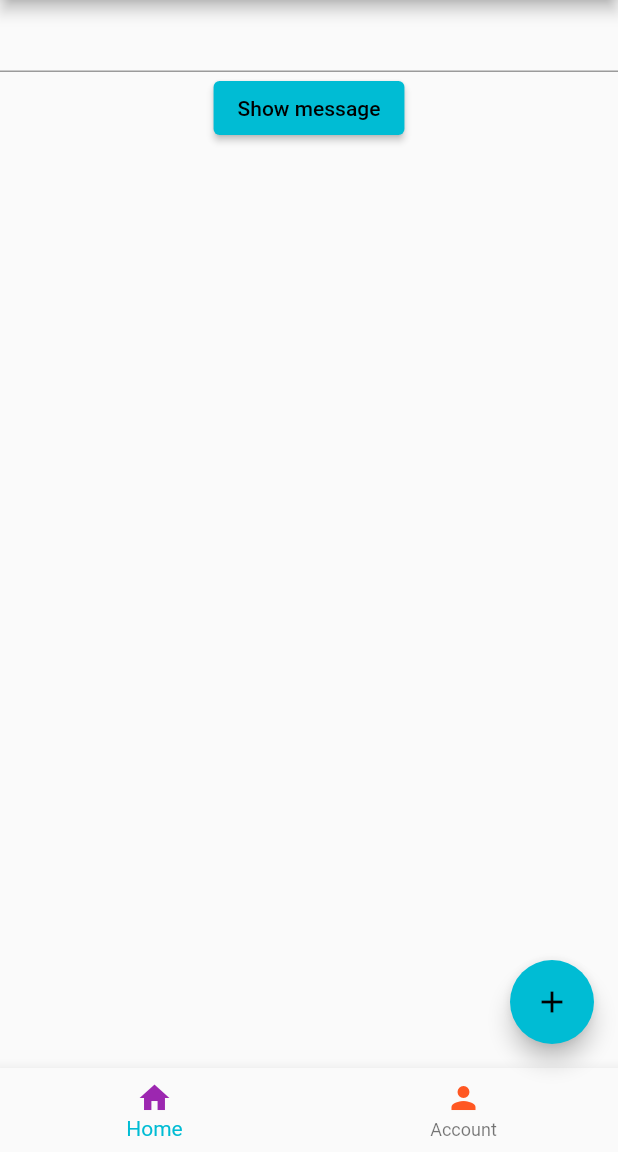
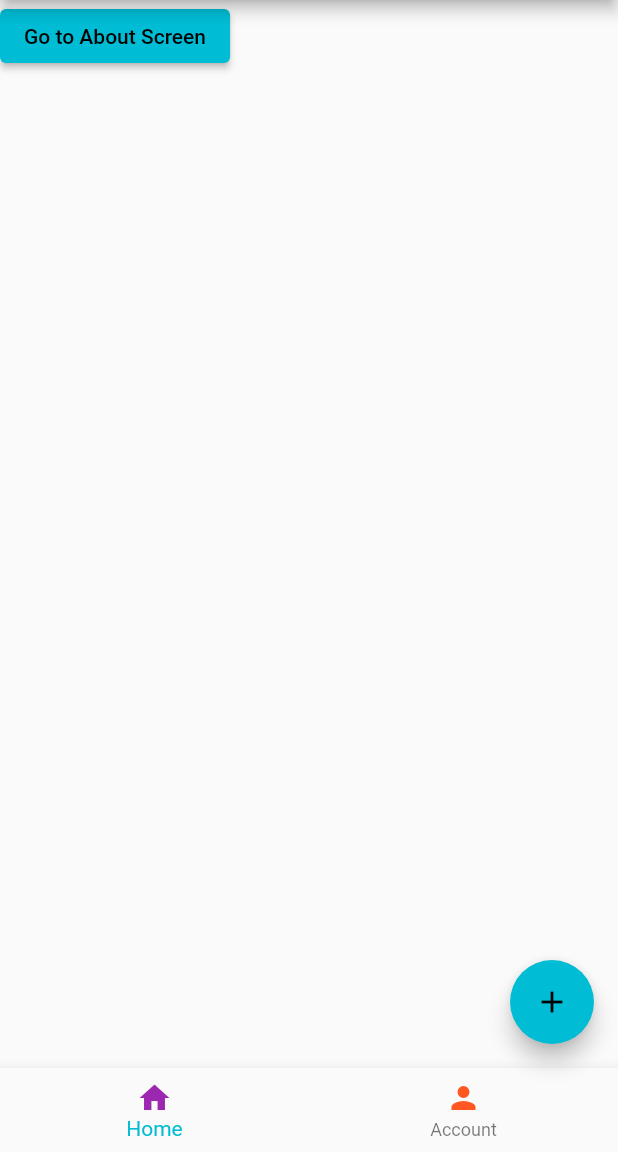
Before and after one commit to kilimaj/flutter_demo, a Flutter app: the screen it shows after launch, on a phone screen of 412 x 824 dp, the part 84-1236 px from its top. Run offline on Flutter 3.47's test engine with Material 2 defaults, Android fonts, the phone set to English and light mode, and no system bars.

Commit message:
Navigating to Screens - Part 1

```diff
--- /dev/null
+++ b/lib/about.dart
@@ -0,0 +1,14 @@
+import 'package:flutter/material.dart';
+import 'package:flutter/src/widgets/container.dart';
+import 'package:flutter/src/widgets/framework.dart';
+
+class About extends StatelessWidget {
+  const About({super.key});
+
+  @override
+  Widget build(BuildContext context) {
+    return const Center(
+      child: Text("Welcome to flutter Demo"),
+    );
+  }
+}
--- a/lib/home.dart
+++ b/lib/home.dart
@@ -1,4 +1,5 @@
 import 'package:flutter/material.dart';
+import 'package:flutter_demo/about.dart';
 
 class Home extends StatefulWidget {
   const Home({super.key});
@@ -14,28 +15,17 @@ class _HomeState extends State<Home> {
   String showMessage = "";
   @override
   Widget build(BuildContext context) {
-    return Container(
-      child: Column(
+    return Column(
       children: [
-          TextField(
-            controller: messageText,
-          ),
         ElevatedButton(
           onPressed: () {
-              setState(() {
-                showMessage = messageText.text;
-              });
+            Navigator.push(context, MaterialPageRoute(builder: (context) {
+              return About();
+            }));
           },
-            child: Text("Show message"),
+          child: const Text("Go to About Screen"),
         ),
-          Center(
-            child: Text(
-              showMessage,
-              textDirection: TextDirection.ltr,
-            ),
-          )
       ],
-      ),
     );
   }
 }
```
Lines whose indentation alone changed are shown as unchanged.
